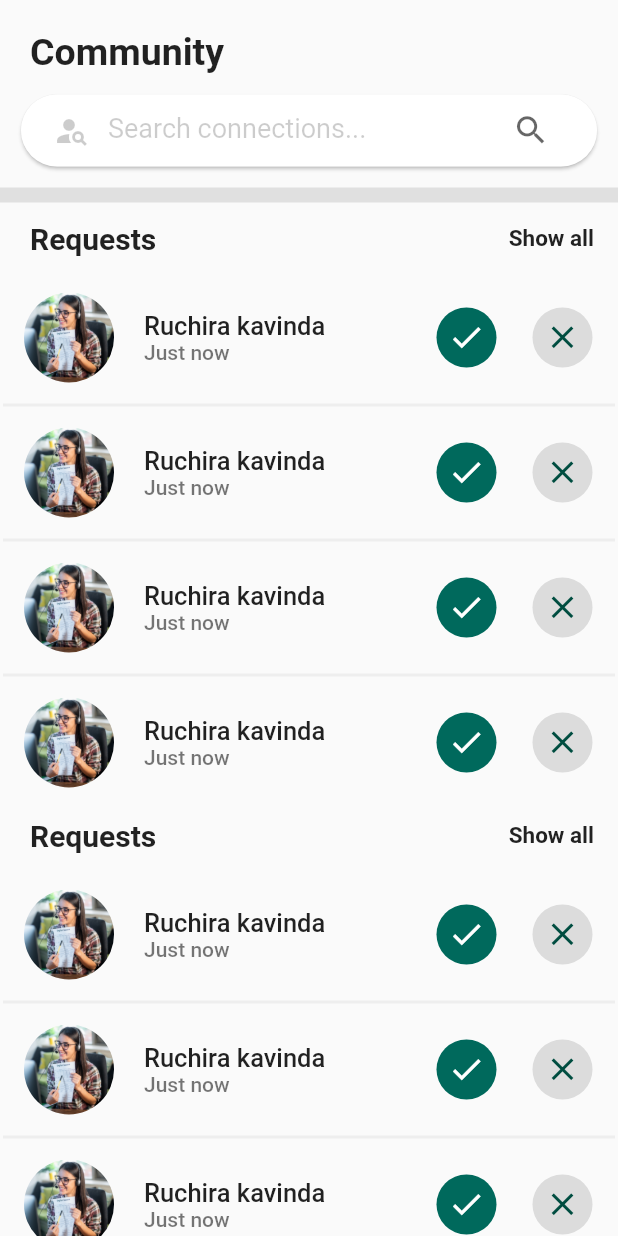
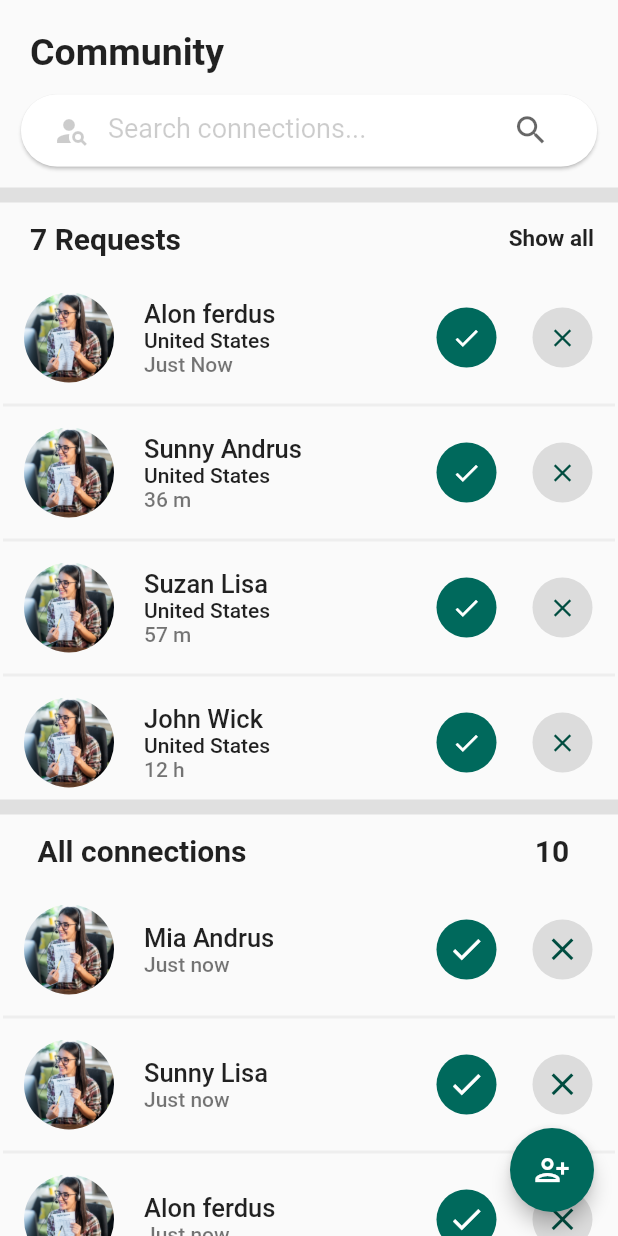
Before and after one commit to Ruchirakavinda/flutter_myfirst, a Flutter app: the Tab2 screen opened directly, on a phone screen of 412 x 824 dp. Run offline on Flutter 3.47's test engine with Material 2 defaults, Android fonts, the phone set to English and light mode, and no system bars; our stand-ins replace flutter_spinkit; accounts and stored records are empty.

Commit message:
community page updated

```diff
--- a/lib/tab1.dart
+++ b/lib/tab1.dart
@@ -10,7 +10,7 @@ class Tab1 extends StatefulWidget {
 class _Tab1State extends State<Tab1> {
 
   List name=["Ruchira Kavinda","Mia Andrus","Sunny Lisa"];
-  List time = ["Just Now","36 m","12 h"];
+  List time = ["Just Now","36 m","57 m","12 h","1 d","2 d"];
   List img= ["assests/my.jpg","assests/girl.png","assests/girl.png"];
   List story = ["assests/girl.png","assests/girl.png","assests/my.jpg"];
   static const user = 'assests/my.jpg';
@@ -73,7 +73,7 @@ class _Tab1State extends State<Tab1> {
                   padding: const EdgeInsets.fromLTRB(10,5,10,10),
                   child: Card(
                       shape: RoundedRectangleBorder(
-                      borderRadius: BorderRadius.circular(50), // if you need this
+                      borderRadius: BorderRadius.circular(50),
                       side: BorderSide(
                         color: Colors.white.withOpacity(0.5),
                         width: 1,
@@ -91,7 +91,7 @@ class _Tab1State extends State<Tab1> {
                                 style: TextStyle(color: Colors.black54),
                                 decoration: InputDecoration(
                                   prefixIcon: Icon(
-                                    Icons.person_search,
+                                    Icons.image_search_outlined,
                                     color: Colors.black.withOpacity(0.2),),
                                     suffixIcon: IconButton(
                                     onPressed: (){
--- a/lib/tab2.dart
+++ b/lib/tab2.dart
@@ -8,8 +8,13 @@ class Tab2 extends StatefulWidget {
 }
 
 class _tab2State extends State<Tab2> {
+
 final GlobalKey<FormState>_form4 =  GlobalKey<FormState>();
 var _connections;
+
+List req=["Alon ferdus","Sunny Andrus","Suzan Lisa","John Wick","Susi Anderson","Chreed bay","Kevin Gande"];
+List conn=["Mia Andrus","Sunny Lisa","Alon ferdus","Sunny Andrus","Suzan Lisa","John Wick","Susi Anderson","Chreed bay","Kevin Gande","Alon ferdus"];
+List time = ["Just Now","36 m","57 m","12 h","1 d","2 d"];
 
   @override
   Widget build(BuildContext context) {
@@ -78,8 +83,11 @@ var _connections;
 
                                 ),
                                 validator: (text){
+                                  if(text!.isEmpty){
                                   return null;
-                                },
+                                }
+                                return null;
+                              },
 
                                 onSaved: (text){
                                   _connections= text!;
@@ -107,7 +115,7 @@ var _connections;
                 children: [
                   Padding(
                     padding: const EdgeInsets.fromLTRB(20,0,0,0),
-                    child: Text('Requests', style: TextStyle(fontSize: 20,fontWeight: FontWeight.w700) ,),
+                    child:Text('${req.length} Requests', style: TextStyle(fontSize: 20,fontWeight: FontWeight.w700) ,),
                   ),
 
                   Padding(
@@ -166,11 +174,14 @@ var _connections;
                                 child: Column(
                                   crossAxisAlignment: CrossAxisAlignment.start,
                                   children: [
-                                    Text('Ruchira kavinda',
+                                    Text(req[index],
                                     style: TextStyle(fontWeight: FontWeight.w500,fontSize: 17),),
-                                    Text('Just now',
+
+                                    Text('United States',
+                                    style:TextStyle(color: Colors.black87)),
+
+                                    Text(time[index],
                                     style:TextStyle(color: Colors.black54)),
-
 
                                   ],
                                 ),
@@ -189,7 +200,7 @@ var _connections;
                                         backgroundColor: Colors.teal[800],
                                         mini: true,
                                         elevation: 0.0,
-                                        child: Icon(Icons.done,size: 25,
+                                        child: Icon(Icons.done,size: 20,
                                         color: Colors.white,),
                                         onPressed: (){},
                                       ),
@@ -201,7 +212,7 @@ var _connections;
                                         backgroundColor: Colors.black12,
                                         mini: true,
                                         elevation: 0.0,
-                                        child: Icon(Icons.close,size: 25,
+                                        child: Icon(Icons.close,size: 20,
                                         color: Colors.teal[900],),
                                         onPressed: (){},
                                       ),
@@ -212,38 +223,16 @@ var _connections;
 
                       ],
                     ),
-                  )
-
-                  //ListTile(
-                  //       leading:Container(
-                  //             width:45.0,
-                  //             height:45.0,
-                  //             margin: EdgeInsets.fromLTRB(0,0,0,0),
-                  //             decoration: BoxDecoration(
-                  //             shape: BoxShape.circle,
-                  //             image: DecorationImage(
-                  //             image: AssetImage("assests/girl.png"),
-                  //                   fit: BoxFit.fill,
-                  //               ),
-                  //             ),
-                  //           ),
-                  //           onTap: (){},
-                  //           title: Text('Ruchira kavinda',style: TextStyle(fontWeight: FontWeight.w500),),
-                  //           subtitle: Text('Just now'),
-                  //           trailing:Column(
-                  //           children: [
-                  //             IconButton(
-                  //               icon:Icon(Icons.more_horiz,size: 35.0,), onPressed: () {  } ,
-                  //               ),
-                  //             ],
-                  //           ),
-                  //     ),
+                  ),
                   ),
                 ),
 
 
 
-
+              Container(
+                height: 10,
+                color: Colors.grey[300],
+              ),
 
 
 
@@ -252,7 +241,8 @@ var _connections;
                 children: [
                   Padding(
                     padding: const EdgeInsets.fromLTRB(20,0,0,0),
-                    child: Text('Requests', style: TextStyle(fontSize: 20,fontWeight: FontWeight.w700) ,),
+                    child: Text(' All connections',
+                    style: TextStyle(fontSize: 20,fontWeight: FontWeight.w700) ,),
                   ),
 
                   Padding(
@@ -260,10 +250,9 @@ var _connections;
                     // ignore: deprecated_member_use
                     child: FlatButton(
                     onPressed: () {  },
-                    child: Text('Show all',
-                    style: TextStyle(
-                      fontSize: 15,
-                      fontWeight: FontWeight.w600) ,)),
+                    child: Text('${conn.length}',
+                    style: TextStyle(fontSize: 20,fontWeight: FontWeight.w700),),
+                    ),
                   ),
                 ],
               ),
@@ -278,7 +267,7 @@ var _connections;
                       color: Colors.grey[200],
                   ),
                     ),
-                  itemCount: 10,
+                  itemCount: conn.length,
                   scrollDirection:Axis.vertical,
                   physics: NeverScrollableScrollPhysics(),
                   shrinkWrap: true,
@@ -310,7 +299,7 @@ var _connections;
                                 child: Column(
                                   crossAxisAlignment: CrossAxisAlignment.start,
                                   children: [
-                                    Text('Ruchira kavinda',
+                                    Text(conn[index],
                                     style: TextStyle(fontWeight: FontWeight.w500,fontSize: 17),),
                                     Text('Just now',
                                     style:TextStyle(color: Colors.black54)),
@@ -387,6 +376,13 @@ var _connections;
           ],
         ) ,),
       ),
+
+      floatingActionButton: new FloatingActionButton(
+      elevation:5,
+      child: new Icon(Icons.person_add_alt),
+      backgroundColor: Colors.teal[800],
+      onPressed: (){}
+    )
      );
   }
 }
```
